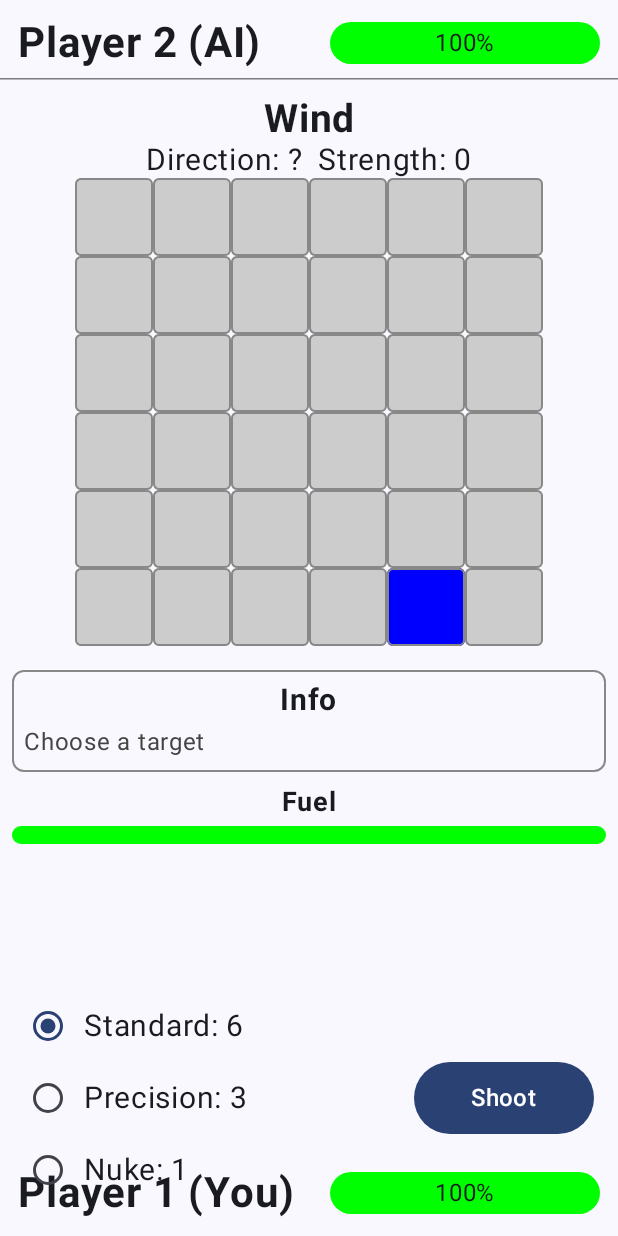
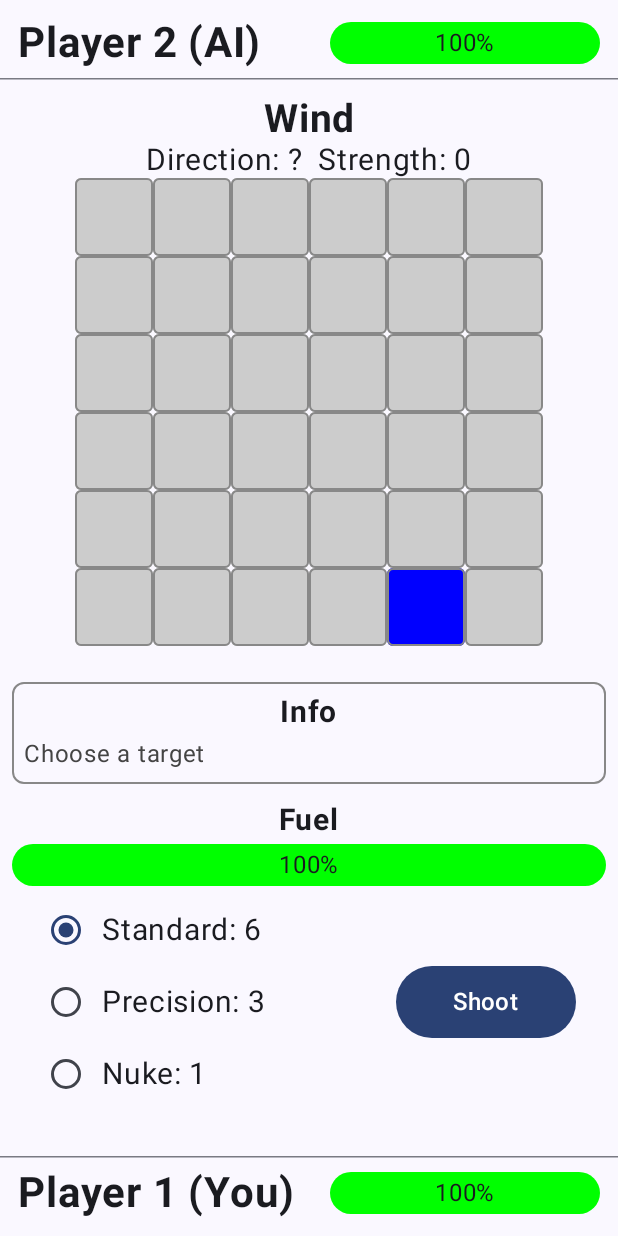
Before and after one commit to Pirito10/CannonDuel, an Android app built with Jetpack Compose: the composable GameScreen called with empty values, on a phone screen of 412 x 824 dp. Run offline under Robolectric (Android 15) with nearby library versions, the phone set to English and light mode, and no system bars; libraries missing offline, so code that uses them is left out: com.chaquo.python; 6 statements that could not run were skipped.

Commit message:
mejorar interfaz

```diff
--- a/app/src/main/java/com/psi/cannonduel/Components.kt
+++ b/app/src/main/java/com/psi/cannonduel/Components.kt
@@ -144,17 +144,29 @@ fun FuelBar(fuelLevel: Float) {
     Column(horizontalAlignment = Alignment.CenterHorizontally) {
         Text(
             text = "Fuel",
-            fontSize = 18.sp,
+            fontSize = 20.sp,
             fontWeight = FontWeight.Bold,
             modifier = Modifier.padding(bottom = 4.dp)
         )
-        LinearProgressIndicator(
-            progress = { fuelLevel },
+        // Contenedor para la barra y el texto
+        Box(
             modifier = Modifier
                 .fillMaxWidth(1.0f)
-                .height(12.dp),
-            color = Color.Green,
-        )
+                .height(28.dp)
+        ) {
+            // Barra de combustible
+            LinearProgressIndicator(
+                progress = { fuelLevel },
+                modifier = Modifier.fillMaxSize(),
+                color = Color.Green,
+            )
+            // Texto del porcentaje
+            Text(
+                text = "${(fuelLevel * 100).toInt()}%",
+                fontSize = 16.sp,
+                modifier = Modifier.align(Alignment.Center)
+            )
+        }
     }
 }
 
--- a/app/src/main/java/com/psi/cannonduel/GameScreen.kt
+++ b/app/src/main/java/com/psi/cannonduel/GameScreen.kt
@@ -148,12 +148,12 @@ fun GameScreen(
                 selectedCell.value
             ) { selectedCell.value = it }
 
-            Spacer(Modifier.height(16.dp))
+            Spacer(Modifier.height(24.dp))
 
             // Caja de información
             InfoBox(infoMessage.value)
 
-            Spacer(Modifier.height(8.dp))
+            Spacer(Modifier.height(12.dp))
 
             // Barra de combustible
             FuelBar(player1State.value.fuel / MAX_FUEL.toFloat())
@@ -162,9 +162,10 @@ fun GameScreen(
         // Contenedor inferior para selector de munición y botón de acción
         Row(
             modifier = Modifier
-                .fillMaxWidth()
-                .padding(horizontal = 8.dp, vertical = 20.dp)
-                .align(Alignment.BottomCenter),
+                .align(Alignment.BottomCenter)
+                .padding(bottom = 84.dp)
+                .padding(horizontal = 20.dp)
+                .fillMaxWidth(),
             horizontalArrangement = Arrangement.SpaceBetween,
             verticalAlignment = Alignment.CenterVertically
         ) {
@@ -196,5 +197,13 @@ fun GameScreen(
                 )
             }
         }
+
+        HorizontalDivider(
+            modifier = Modifier
+                .fillMaxWidth()
+                .padding(bottom = 52.dp)
+                .align(Alignment.BottomCenter),
+            thickness = 1.dp
+        )
     }
 }
```
